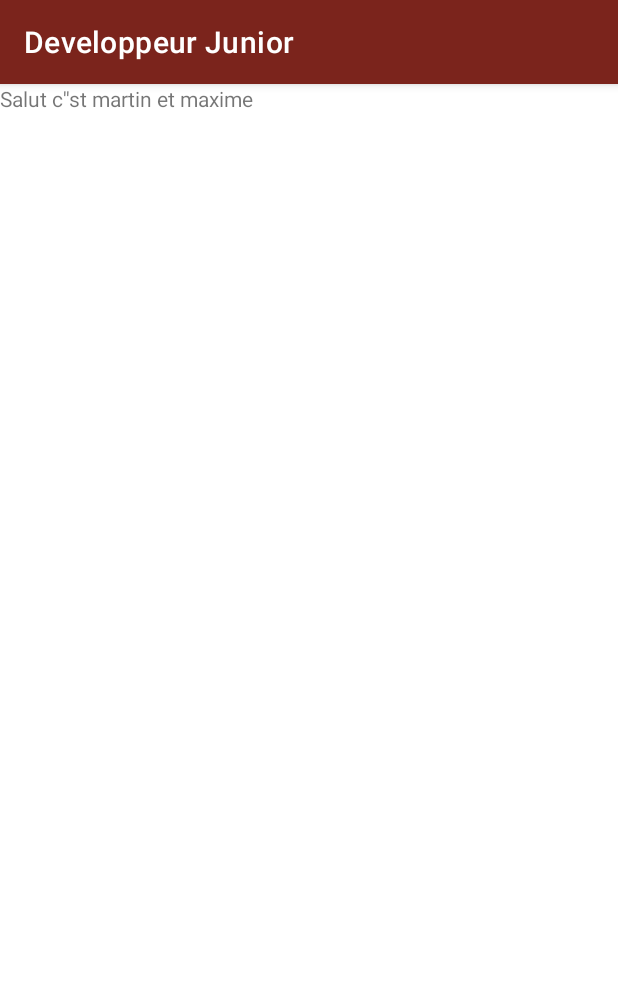
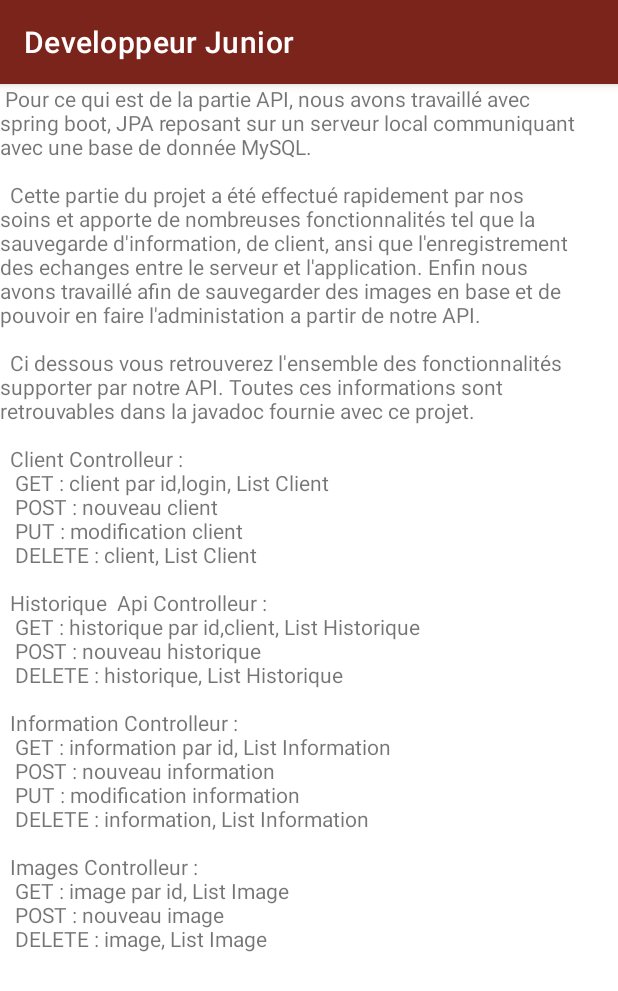
Before and after one commit to Polozeed/androidESEO, an Android app: the DescriptionAPIActivity screen opened directly, with no data from a screen before it, on a phone screen of 412 x 824 dp. Shown: the top 991 px of the screen. Run offline under Robolectric (Android 15) with nearby library versions, the phone set to English and light mode, and no system bars.

Commit message:
Modif Martin DescriptionActivity

```diff
--- a/app/src/main/res/layout/activity_descriptionapi.xml
+++ b/app/src/main/res/layout/activity_descriptionapi.xml
@@ -7,11 +7,39 @@
 
     <TextView
         android:id="@+id/textView3"
-        android:layout_width="261dp"
-        android:layout_height="221dp"
-        android:text="Salut c''st martin et maxime "
-        tools:layout_editor_absoluteX="60dp"
-        tools:layout_editor_absoluteY="82dp" />
+        android:layout_width="387dp"
+        android:layout_height="678dp"
+        android:text="
+Pour ce qui est de la partie API, nous avons travaillé avec spring boot, JPA reposant sur un serveur local communiquant avec une base de donnée MySQL.  \n  \n
+
+Cette partie du projet a été effectué rapidement par nos soins et apporte de nombreuses fonctionnalités tel que la sauvegarde d'information, de client, ansi que l'enregistrement des echanges entre le serveur et l'application. Enfin nous avons travaillé afin de sauvegarder des images en base et de pouvoir en faire l'administation a partir de notre API. \n  \n
+
+Ci dessous vous retrouverez l'ensemble des fonctionnalités supporter par notre API. Toutes ces informations sont retrouvables dans la javadoc fournie avec ce projet. \n  \n
+
+Client Controlleur :\n
+	 GET : client par id,login, List Client \n
+	 POST : nouveau client\n
+	 PUT : modification client\n
+	 DELETE : client, List Client \n \n
+
+Historique  Api Controlleur :\n
+	 GET : historique par id,client, List Historique \n
+	 POST : nouveau historique\n
+	 DELETE : historique, List Historique \n \n
+
+Information Controlleur :\n
+	 GET : information par id, List Information\n
+	 POST : nouveau information\n
+	 PUT : modification information\n
+	 DELETE : information, List Information \n  \n
+
+Images Controlleur :\n
+	 GET : image par id, List Image \n
+	 POST : nouveau image \n
+	 DELETE : image, List Image \n
+"
+        tools:layout_editor_absoluteX="15dp"
+        tools:layout_editor_absoluteY="27dp" />
 
 
 
--- a/app/src/main/res/values/strings.xml
+++ b/app/src/main/res/values/strings.xml
@@ -14,10 +14,8 @@
     <string name="second_fragment_label" translatable="false">Second Fragment</string>
     <string name="next" translatable="false">Next</string>
     <string name="previous" translatable="false">Previous</string>
-
     <string name="hello_first_fragment" translatable="false">Hello first fragment</string>
     <string name="hello_second_fragment" translatable="false">Hello second fragment. Arg: %1$s</string>
-
     <string name="eseo">Site Eseo</string>
     <string name="map">google map</string>
     <string name="localisation">Me localiser</string>
@@ -71,8 +69,7 @@
     <string name="menu" translatable="false">Menu</string>
     <string name="maxime_pouplain" translatable="false">Maxime Pouplain</string>
     <string name="martin" translatable="false">Martin Courier de Méré</string>
-    <string name="menu">menu</string>
-    <string name="DescriptionAPI">Description API</string>
+    <string name="DescriptionAPI" translatable="false">Description API</string>
 
 
 </resources>
```
Also changed, not shown: app/src/main/res/layout/activity_description.xml (+14 -8 lines).
